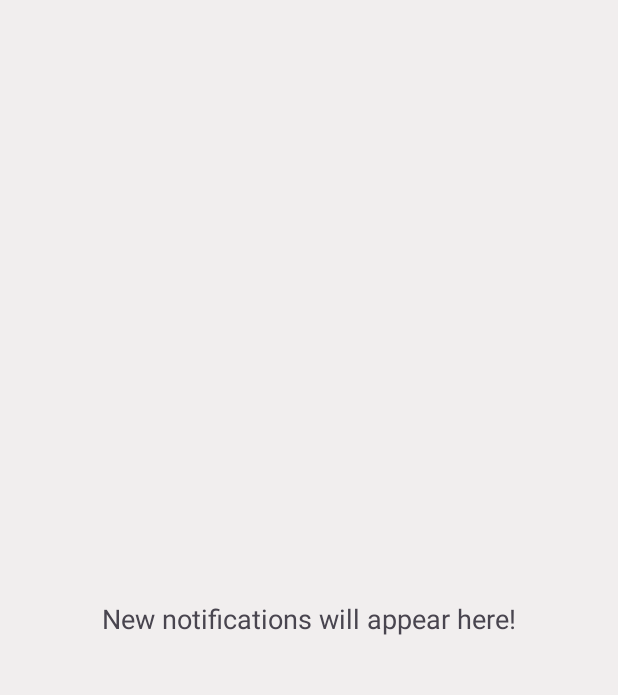
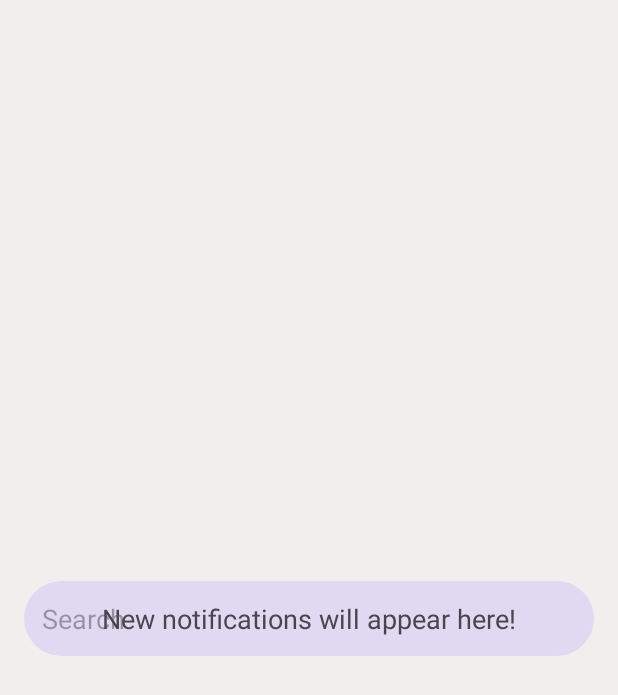
Before and after one commit to sreejithcr22/NotificationHistory, an Android app: the NotificationsListActivity screen opened directly, with no data from a screen before it, on a phone screen of 412 x 824 dp. Shown: the top 695 px of the screen. Run offline under Robolectric (Android 15) with nearby library versions, the phone set to English and light mode, and no system bars; our stand-ins replace Dagger/Hilt's generated code, Room's generated code.

Commit message:
Implemented notification search functionality

```diff
--- a/app/src/main/java/com/sreejith/notificationhistory/ui/NotificationsListActivity.kt
+++ b/app/src/main/java/com/sreejith/notificationhistory/ui/NotificationsListActivity.kt
@@ -3,8 +3,10 @@ package com.sreejith.notificationhistory.ui
 import android.os.Bundle
 import android.util.Log
 import android.view.View
+import android.widget.EditText
 import android.widget.TextView
 import androidx.appcompat.app.AppCompatActivity
+import androidx.core.widget.doOnTextChanged
 import androidx.lifecycle.ViewModelProvider
 import androidx.recyclerview.widget.RecyclerView
 import com.sreejith.notificationhistory.R.id
@@ -20,23 +22,27 @@ class NotificationsListActivity : AppCompatActivity() {
     @Inject
     lateinit var notificationsRepo: NotificationsRepo
     private lateinit var notificationsListViewModel: NotificationsListViewModel
-    private lateinit var recyclerView: RecyclerView
-    private lateinit var emptyNotificationsText: TextView
     override fun onCreate(savedInstanceState: Bundle?) {
         super.onCreate(savedInstanceState)
         setContentView(layout.activity_notification_list)
 
         notificationsListViewModel = ViewModelProvider(this)[NotificationsListViewModel::class.java]
-        emptyNotificationsText = findViewById(id.no_notifications)
-        recyclerView = findViewById(id.notification_recycler_view)
         loadNotificationRecyclerView()
+
 
     }
 
     private fun loadNotificationRecyclerView() {
         val notificationsList = ArrayList<Notification>()
         val notificationsAdapter = NotificationsAdapter(notificationsList)
+        val recyclerView: RecyclerView = findViewById(id.notification_recycler_view)
+        val searchView = findViewById<EditText>(id.search)
+        val emptyNotificationsText: TextView = findViewById(id.no_notifications)
+
         recyclerView.adapter = notificationsAdapter
+        searchView.doOnTextChanged { text, _, _, _ ->
+            notificationsAdapter.filter.filter(text)
+        }
 
         notificationsListViewModel.notifications?.observe(this) {
             if (it.size > notificationsList.size) {
--- /dev/null
+++ b/app/src/main/res/drawable/search_bg.xml
@@ -0,0 +1,8 @@
+<?xml version="1.0" encoding="UTF-8"?>
+<shape xmlns:android="http://schemas.android.com/apk/res/android">
+    <solid
+        android:color="#E1D9F1"/> <!--your desired colour for solid-->
+    <corners
+        android:radius="32dp"/> <!--shape rounded value-->
+
+</shape>
--- a/app/src/main/res/layout/activity_notification_list.xml
+++ b/app/src/main/res/layout/activity_notification_list.xml
@@ -1,31 +1,59 @@
 <?xml version="1.0" encoding="utf-8"?>
 <androidx.constraintlayout.widget.ConstraintLayout xmlns:android="http://schemas.android.com/apk/res/android"
-    android:background="#F1EEEE"
     xmlns:app="http://schemas.android.com/apk/res-auto"
     xmlns:tools="http://schemas.android.com/tools"
     android:layout_width="match_parent"
     android:layout_height="match_parent"
+    android:background="#F1EEEE"
     tools:context=".ui.NotificationsListActivity">
 
+    <EditText
+        android:id="@+id/search"
+        android:layout_width="match_parent"
+        android:layout_height="50dp"
+        android:layout_marginStart="16dp"
+        android:layout_marginTop="24dp"
+        android:layout_marginEnd="16dp"
+        android:layout_marginBottom="24dp"
+        android:background="@drawable/search_bg"
+        android:hint="@string/search"
+        android:padding="12dp"
+        app:layout_constrainedHeight="true"
+        app:layout_constraintBottom_toTopOf="@id/scrollview"
+        app:layout_constraintEnd_toEndOf="parent"
+        app:layout_constraintStart_toStartOf="parent"
+        app:layout_constraintTop_toTopOf="parent"
+        app:layout_constraintVertical_chainStyle="packed" />
+
+
     <TextView
-        android:textSize="18sp"
         android:id="@+id/no_notifications"
-        android:text="@string/no_new_notifications"
         android:layout_width="wrap_content"
         android:layout_height="wrap_content"
+        android:text="@string/no_new_notifications"
+        android:textSize="18sp"
         app:layout_constraintBottom_toBottomOf="parent"
         app:layout_constraintEnd_toEndOf="parent"
         app:layout_constraintStart_toStartOf="parent"
         app:layout_constraintTop_toTopOf="parent" />
 
-    <androidx.recyclerview.widget.RecyclerView
-        app:layoutManager="androidx.recyclerview.widget.LinearLayoutManager"
-        android:id="@+id/notification_recycler_view"
+    <RelativeLayout
+        android:id="@+id/scrollview"
         android:layout_width="match_parent"
-        android:layout_height="match_parent"
+        android:layout_height="wrap_content"
+        app:layout_constrainedHeight="true"
         app:layout_constraintBottom_toBottomOf="parent"
         app:layout_constraintEnd_toEndOf="parent"
         app:layout_constraintStart_toStartOf="parent"
-        app:layout_constraintTop_toTopOf="parent" />
+        app:layout_constraintTop_toBottomOf="@id/search"
+        app:layout_constraintVertical_chainStyle="packed">
+
+        <androidx.recyclerview.widget.RecyclerView
+            android:id="@+id/notification_recycler_view"
+            android:layout_width="match_parent"
+            android:layout_height="match_parent"
+            app:layoutManager="androidx.recyclerview.widget.LinearLayoutManager" />
+
+    </RelativeLayout>
 
 </androidx.constraintlayout.widget.ConstraintLayout>
--- a/app/src/main/res/values-night/themes.xml
+++ b/app/src/main/res/values-night/themes.xml
@@ -1,6 +1,6 @@
 <resources xmlns:tools="http://schemas.android.com/tools">
     <!-- Base application theme. -->
-    <style name="Base.Theme.NotificationHistory" parent="Theme.Material3.DayNight.NoActionBar">
+    <style name="Base.Theme.NotificationHistory" parent="Theme.Material3.Light.NoActionBar">
         <!-- Customize your dark theme here. -->
         <!-- <item name="colorPrimary">@color/my_dark_primary</item> -->
     </style>
--- a/app/src/main/res/values/strings.xml
+++ b/app/src/main/res/values/strings.xml
@@ -3,4 +3,5 @@
     <string name="please_grant_notification_access">Please allow notification access</string>
     <string name="grant_access">Grant Access</string>
     <string name="no_new_notifications">New notifications will appear here!</string>
+    <string name="search">Search</string>
 </resources>
--- a/app/src/main/res/values/themes.xml
+++ b/app/src/main/res/values/themes.xml
@@ -1,6 +1,6 @@
 <resources xmlns:tools="http://schemas.android.com/tools">
     <!-- Base application theme. -->
-    <style name="Base.Theme.NotificationHistory" parent="Theme.Material3.DayNight.NoActionBar">
+    <style name="Base.Theme.NotificationHistory" parent="Theme.Material3.Light.NoActionBar">
         <!-- Customize your light theme here. -->
         <!-- <item name="colorPrimary">@color/my_light_primary</item> -->
     </style>
```
Also changed, not shown: app/src/main/java/com/sreejith/notificationhistory/ui/NotificationsAdapter.kt (+37 -3 lines), app/src/main/res/layout/notification_recycler_row.xml (+5 -5 lines).
